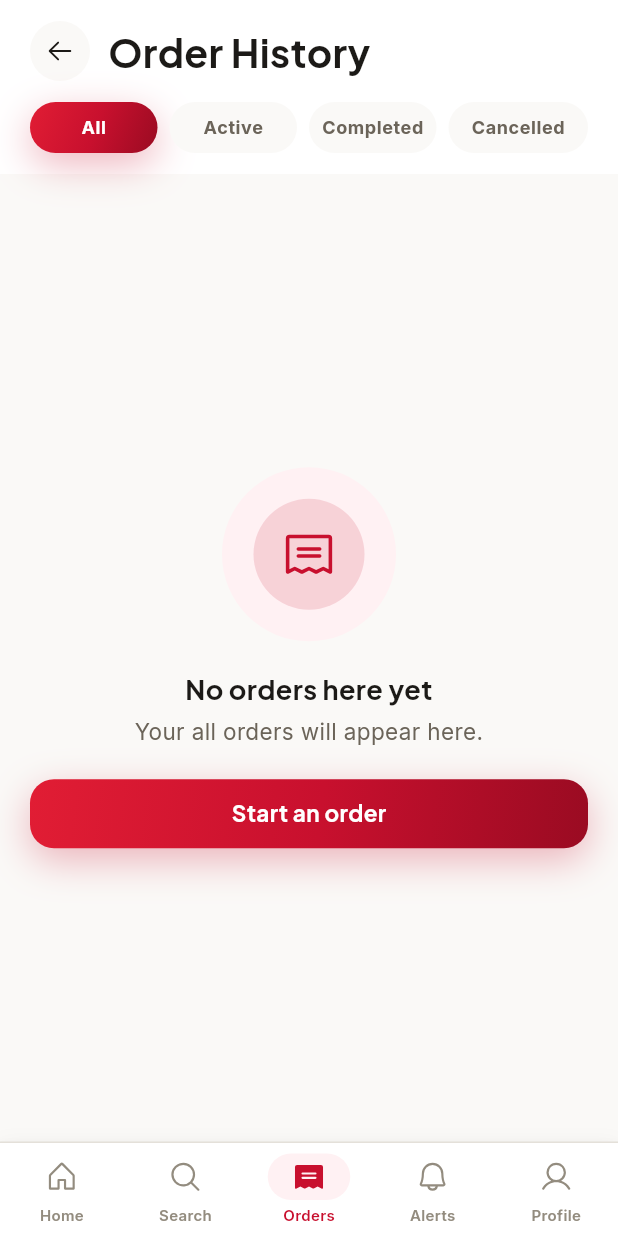
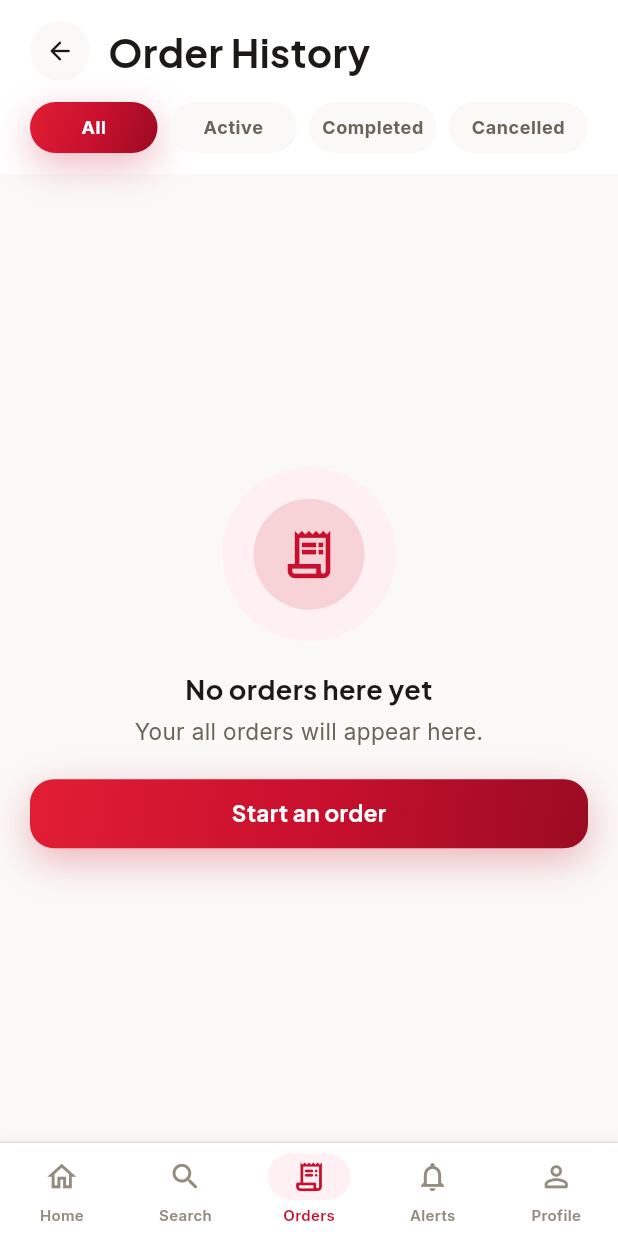
Before and after one commit to derionscarlett-lang/Shipeast-App, a Flutter app: the MainShell screen opened by its route, item 3 of the bottom bar chosen, on a phone screen of 412 x 824 dp. Run offline on Flutter 3.47's test engine with Material 3 defaults, Android fonts, the phone set to English and light mode, and no system bars; our stand-ins replace cached_network_image, cloud_firestore, firebase_auth, firebase_core, firebase_messaging, firebase_storage and 3 more; accounts and stored records are empty; network calls fail.

Commit message:
fix(customer): back SeIcons with Material icons; drop incompatible phosphor_flutter
phosphor_flutter 2.1.0 (its latest) extends the now-`final` IconData class and
fails to compile on modern Flutter (3.44), which broke the APK build. Because
all icons route through the single se_icons.dart façade, swap the family there
to Material's rounded/outlined set (bundled with Flutter, no dependency risk).
Every icon name verified against Flutter's icons.dart. Also removes the unused
flutter_animate and flutter_svg deps.

Co-Authored-By: Claude Opus 4.8 <noreply@anthropic.com>

```diff
--- a/customer_app/lib/theme/se_icons.dart
+++ b/customer_app/lib/theme/se_icons.dart
@@ -1,107 +1,112 @@
-import 'package:flutter/widgets.dart';
-import 'package:phosphor_flutter/phosphor_flutter.dart';
+import 'package:flutter/material.dart';
 
 /// ShipEast Design System — Icon façade (SEDS §1.5).
 ///
-/// Phosphor Icons are the single icon family across the whole app. Every screen
-/// references icons through this class (`SeIcons.home`, `SeIcons.heartFill`, …)
-/// so the app has ONE icon vocabulary and ONE point of dependency on the
-/// underlying package. Regular weight is the default; Fill is used for active
-/// nav / selected states.
+/// Every screen references icons through this single class so the app has ONE
+/// icon vocabulary and ONE swap point for the underlying family.
+///
+/// Backed by Material's **rounded/outlined** icon set: it ships inside Flutter
+/// (no external dependency, no version-skew risk) and reads as one cohesive,
+/// friendly family. `*Fill` names map to the filled/rounded variant used for
+/// active nav and selected states; the plain names map to the outlined variant.
+///
+/// (Phosphor was the original intent but its current release extends the now
+/// `final` `IconData` class and cannot compile against modern Flutter; if a
+/// fixed Phosphor release lands, only this file changes.)
 class SeIcons {
   SeIcons._();
 
   // Bottom navigation
-  static const IconData home = PhosphorIconsRegular.house;
-  static const IconData homeFill = PhosphorIconsFill.house;
-  static const IconData search = PhosphorIconsRegular.magnifyingGlass;
-  static const IconData searchFill = PhosphorIconsFill.magnifyingGlass;
-  static const IconData orders = PhosphorIconsRegular.receipt;
-  static const IconData ordersFill = PhosphorIconsFill.receipt;
-  static const IconData bell = PhosphorIconsRegular.bell;
-  static const IconData bellFill = PhosphorIconsFill.bell;
-  static const IconData user = PhosphorIconsRegular.user;
-  static const IconData userFill = PhosphorIconsFill.user;
+  static const IconData home = Icons.home_outlined;
+  static const IconData homeFill = Icons.home_rounded;
+  static const IconData search = Icons.search_rounded;
+  static const IconData searchFill = Icons.search_rounded;
+  static const IconData orders = Icons.receipt_long_outlined;
+  static const IconData ordersFill = Icons.receipt_long_rounded;
+  static const IconData bell = Icons.notifications_outlined;
+  static const IconData bellFill = Icons.notifications_rounded;
+  static const IconData user = Icons.person_outline_rounded;
+  static const IconData userFill = Icons.person_rounded;
 
   // Categories
-  static const IconData food = PhosphorIconsRegular.forkKnife;
-  static const IconData grocery = PhosphorIconsRegular.basket;
-  static const IconData packages = PhosphorIconsRegular.package;
-  static const IconData pharmacy = PhosphorIconsRegular.pill;
-  static const IconData foodFill = PhosphorIconsFill.forkKnife;
-  static const IconData groceryFill = PhosphorIconsFill.basket;
-  static const IconData packagesFill = PhosphorIconsFill.package;
-  static const IconData pharmacyFill = PhosphorIconsFill.pill;
+  static const IconData food = Icons.restaurant_rounded;
+  static const IconData grocery = Icons.shopping_basket_outlined;
+  static const IconData packages = Icons.inventory_2_outlined;
+  static const IconData pharmacy = Icons.local_pharmacy_outlined;
+  static const IconData foodFill = Icons.restaurant_rounded;
+  static const IconData groceryFill = Icons.shopping_basket_rounded;
+  static const IconData packagesFill = Icons.inventory_2_rounded;
+  static const IconData pharmacyFill = Icons.local_pharmacy_rounded;
 
   // Home / merchant
-  static const IconData location = PhosphorIconsRegular.mapPin;
-  static const IconData locationFill = PhosphorIconsFill.mapPin;
-  static const IconData locationLine = PhosphorIconsRegular.mapPinLine;
-  static const IconData plane = PhosphorIconsRegular.airplaneTilt;
-  static const IconData storefront = PhosphorIconsRegular.storefront;
-  static const IconData heart = PhosphorIconsRegular.heart;
-  static const IconData heartFill = PhosphorIconsFill.heart;
-  static const IconData star = PhosphorIconsFill.star;
-  static const IconData starOutline = PhosphorIconsRegular.star;
-  static const IconData clock = PhosphorIconsRegular.clock;
-  static const IconData bike = PhosphorIconsRegular.motorcycle;
-  static const IconData scales = PhosphorIconsRegular.scales;
-  static const IconData box = PhosphorIconsRegular.package;
+  static const IconData location = Icons.location_on_outlined;
+  static const IconData locationFill = Icons.location_on_rounded;
+  static const IconData locationLine = Icons.location_on_outlined;
+  static const IconData plane = Icons.flight_takeoff_rounded;
+  static const IconData storefront = Icons.storefront_outlined;
+  static const IconData heart = Icons.favorite_border_rounded;
+  static const IconData heartFill = Icons.favorite_rounded;
+  static const IconData star = Icons.star_rounded;
+  static const IconData starOutline = Icons.star_border_rounded;
+  static const IconData clock = Icons.access_time_rounded;
+  static const IconData bike = Icons.delivery_dining_rounded;
+  static const IconData scales = Icons.monitor_weight_outlined;
+  static const IconData box = Icons.inventory_2_rounded;
 
   // Cart / checkout / payment
-  static const IconData cart = PhosphorIconsRegular.shoppingCart;
-  static const IconData cartFill = PhosphorIconsFill.shoppingCart;
-  static const IconData creditCard = PhosphorIconsRegular.creditCard;
-  static const IconData cash = PhosphorIconsRegular.money;
-  static const IconData tag = PhosphorIconsRegular.tag;
-  static const IconData note = PhosphorIconsRegular.note;
+  static const IconData cart = Icons.shopping_cart_outlined;
+  static const IconData cartFill = Icons.shopping_cart_rounded;
+  static const IconData creditCard = Icons.credit_card_rounded;
+  static const IconData cash = Icons.payments_outlined;
+  static const IconData tag = Icons.local_offer_rounded;
+  static const IconData note = Icons.notes_rounded;
 
   // Actions
-  static const IconData plus = PhosphorIconsRegular.plus;
-  static const IconData minus = PhosphorIconsRegular.minus;
-  static const IconData close = PhosphorIconsRegular.x;
-  static const IconData check = PhosphorIconsRegular.check;
-  static const IconData checkCircle = PhosphorIconsFill.checkCircle;
-  static const IconData trash = PhosphorIconsRegular.trash;
-  static const IconData edit = PhosphorIconsRegular.pencilSimple;
-  static const IconData camera = PhosphorIconsRegular.camera;
-  static const IconData phone = PhosphorIconsFill.phone;
-  static const IconData copy = PhosphorIconsRegular.copy;
-  static const IconData share = PhosphorIconsRegular.shareNetwork;
+  static const IconData plus = Icons.add_rounded;
+  static const IconData minus = Icons.remove_rounded;
+  static const IconData close = Icons.close_rounded;
+  static const IconData check = Icons.check_rounded;
+  static const IconData checkCircle = Icons.check_circle_rounded;
+  static const IconData trash = Icons.delete_outline_rounded;
+  static const IconData edit = Icons.edit_rounded;
+  static const IconData camera = Icons.photo_camera_rounded;
+  static const IconData phone = Icons.phone_rounded;
+  static const IconData copy = Icons.content_copy_rounded;
+  static const IconData share = Icons.share_rounded;
 
   // Chevrons / arrows
-  static const IconData caretRight = PhosphorIconsRegular.caretRight;
-  static const IconData caretLeft = PhosphorIconsRegular.caretLeft;
-  static const IconData caretDown = PhosphorIconsRegular.caretDown;
-  static const IconData arrowLeft = PhosphorIconsRegular.arrowLeft;
-  static const IconData arrowRight = PhosphorIconsRegular.arrowRight;
+  static const IconData caretRight = Icons.chevron_right_rounded;
+  static const IconData caretLeft = Icons.chevron_left_rounded;
+  static const IconData caretDown = Icons.expand_more_rounded;
+  static const IconData arrowLeft = Icons.arrow_back_rounded;
+  static const IconData arrowRight = Icons.arrow_forward_rounded;
 
   // Profile / menu
-  static const IconData settings = PhosphorIconsRegular.gearSix;
-  static const IconData signOut = PhosphorIconsRegular.signOut;
-  static const IconData shield = PhosphorIconsRegular.shieldCheck;
-  static const IconData help = PhosphorIconsRegular.question;
-  static const IconData chat = PhosphorIconsRegular.chatCircle;
-  static const IconData addresses = PhosphorIconsRegular.mapPinLine;
-  static const IconData sun = PhosphorIconsRegular.sun;
-  static const IconData moon = PhosphorIconsRegular.moon;
+  static const IconData settings = Icons.settings_rounded;
+  static const IconData signOut = Icons.logout_rounded;
+  static const IconData shield = Icons.shield_outlined;
+  static const IconData help = Icons.help_outline_rounded;
+  static const IconData chat = Icons.chat_bubble_outline_rounded;
+  static const IconData addresses = Icons.location_on_outlined;
+  static const IconData sun = Icons.light_mode_rounded;
+  static const IconData moon = Icons.dark_mode_rounded;
 
   // Auth
-  static const IconData envelope = PhosphorIconsRegular.envelopeSimple;
-  static const IconData lock = PhosphorIconsRegular.lockSimple;
-  static const IconData eye = PhosphorIconsRegular.eye;
-  static const IconData eyeSlash = PhosphorIconsRegular.eyeSlash;
-  static const IconData google = PhosphorIconsRegular.googleLogo;
-  static const IconData userCircle = PhosphorIconsRegular.userCircle;
+  static const IconData envelope = Icons.mail_outline_rounded;
+  static const IconData lock = Icons.lock_outline_rounded;
+  static const IconData eye = Icons.visibility_outlined;
+  static const IconData eyeSlash = Icons.visibility_off_outlined;
+  static const IconData google = Icons.g_mobiledata_rounded;
+  static const IconData userCircle = Icons.account_circle_outlined;
 
   // States / feedback
-  static const IconData warning = PhosphorIconsFill.warning;
-  static const IconData warningCircle = PhosphorIconsFill.warningCircle;
-  static const IconData info = PhosphorIconsFill.info;
-  static const IconData noConnection = PhosphorIconsRegular.wifiSlash;
-  static const IconData filter = PhosphorIconsRegular.funnel;
-  static const IconData list = PhosphorIconsRegular.listBullets;
-  static const IconData rocket = PhosphorIconsRegular.rocketLaunch;
-  static const IconData sparkle = PhosphorIconsFill.sparkle;
-  static const IconData confetti = PhosphorIconsRegular.confetti;
+  static const IconData warning = Icons.warning_rounded;
+  static const IconData warningCircle = Icons.error_rounded;
+  static const IconData info = Icons.info_rounded;
+  static const IconData noConnection = Icons.wifi_off_rounded;
+  static const IconData filter = Icons.filter_list_rounded;
+  static const IconData list = Icons.list_rounded;
+  static const IconData rocket = Icons.rocket_launch_outlined;
+  static const IconData sparkle = Icons.auto_awesome_rounded;
+  static const IconData confetti = Icons.celebration_rounded;
 }
--- a/customer_app/pubspec.yaml
+++ b/customer_app/pubspec.yaml
@@ -44,10 +44,6 @@ dependencies:
   firebase_messaging: ^15.0.0
   provider: ^6.1.2
   cached_network_image: ^3.4.1
-  # SEDS design system
-  phosphor_flutter: ^2.1.0
-  flutter_animate: ^4.5.0
-  flutter_svg: ^2.0.10+1
 
 dev_dependencies:
   flutter_test:
```
